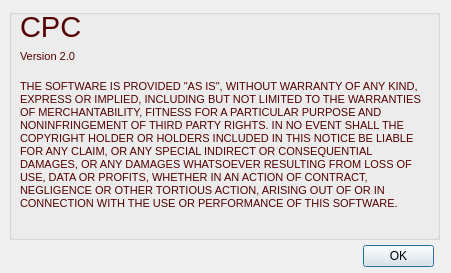
CoEIA/CPC, file CPC/aboutdialog.ui: the form before one commit.
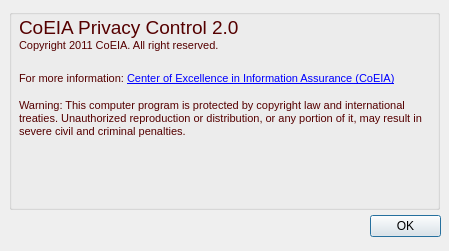
The form after the commit.

Commit message: About Tray one modified and changed.

```diff
--- a/CPC/aboutdialog.ui
+++ b/CPC/aboutdialog.ui
@@ -9,8 +9,8 @@
    <rect>
     <x>0</x>
     <y>0</y>
-    <width>451</width>
-    <height>273</height>
+    <width>449</width>
+    <height>251</height>
    </rect>
   </property>
   <property name="windowTitle">
@@ -25,8 +25,8 @@
   <widget class="QDialogButtonBox" name="buttonBox">
    <property name="geometry">
     <rect>
-     <x>363</x>
-     <y>240</y>
+     <x>370</x>
+     <y>210</y>
      <width>71</width>
      <height>32</height>
     </rect>
@@ -44,61 +44,19 @@
      <x>9</x>
      <y>9</y>
      <width>431</width>
-     <height>231</height>
+     <height>201</height>
     </rect>
    </property>
    <property name="title">
     <string/>
    </property>
-   <widget class="QWidget" name="formLayoutWidget">
-    <property name="geometry">
-     <rect>
-      <x>11</x>
-      <y>1</y>
-      <width>181</width>
-      <height>61</height>
-     </rect>
-    </property>
-    <layout class="QFormLayout" name="formLayout">
-     <property name="fieldGrowthPolicy">
-      <enum>QFormLayout::AllNonFixedFieldsGrow</enum>
-     </property>
-     <item row="0" column="0" colspan="2">
-      <widget class="QLabel" name="cPCLabel">
-       <property name="font">
-        <font>
-         <pointsize>22</pointsize>
-        </font>
-       </property>
-       <property name="text">
-        <string>&lt;!DOCTYPE HTML PUBLIC &quot;-//W3C//DTD HTML 4.0//EN&quot; &quot;http://www.w3.org/TR/REC-html40/strict.dtd&quot;&gt;
-&lt;html&gt;&lt;head&gt;&lt;meta name=&quot;qrichtext&quot; content=&quot;1&quot; /&gt;&lt;style type=&quot;text/css&quot;&gt;
-p, li { white-space: pre-wrap; }
-&lt;/style&gt;&lt;/head&gt;&lt;body style=&quot; font-family:'MS Shell Dlg 2'; font-size:8.25pt; font-weight:400; font-style:normal;&quot;&gt;
-&lt;p style=&quot; margin-top:0px; margin-bottom:0px; margin-left:0px; margin-right:0px; -qt-block-indent:0; text-indent:0px;&quot;&gt;&lt;span style=&quot; font-size:22pt; color:#550000;&quot;&gt;CPC&lt;/span&gt;&lt;/p&gt;&lt;/body&gt;&lt;/html&gt;</string>
-       </property>
-      </widget>
-     </item>
-     <item row="1" column="0">
-      <widget class="QLabel" name="version20Label">
-       <property name="text">
-        <string>&lt;!DOCTYPE HTML PUBLIC &quot;-//W3C//DTD HTML 4.0//EN&quot; &quot;http://www.w3.org/TR/REC-html40/strict.dtd&quot;&gt;
-&lt;html&gt;&lt;head&gt;&lt;meta name=&quot;qrichtext&quot; content=&quot;1&quot; /&gt;&lt;style type=&quot;text/css&quot;&gt;
-p, li { white-space: pre-wrap; }
-&lt;/style&gt;&lt;/head&gt;&lt;body style=&quot; font-family:'MS Shell Dlg 2'; font-size:8.25pt; font-weight:400; font-style:normal;&quot;&gt;
-&lt;p style=&quot; margin-top:0px; margin-bottom:0px; margin-left:0px; margin-right:0px; -qt-block-indent:0; text-indent:0px;&quot;&gt;&lt;span style=&quot; font-size:8pt; color:#550000;&quot;&gt;Version 2.0&lt;/span&gt;&lt;/p&gt;&lt;/body&gt;&lt;/html&gt;</string>
-       </property>
-      </widget>
-     </item>
-    </layout>
-   </widget>
    <widget class="QWidget" name="formLayoutWidget_3">
     <property name="geometry">
      <rect>
-      <x>11</x>
-      <y>71</y>
+      <x>10</x>
+      <y>90</y>
       <width>411</width>
-      <height>151</height>
+      <height>101</height>
      </rect>
     </property>
     <layout class="QFormLayout" name="formLayout_4">
@@ -112,7 +70,7 @@
 &lt;html&gt;&lt;head&gt;&lt;meta name=&quot;qrichtext&quot; content=&quot;1&quot; /&gt;&lt;style type=&quot;text/css&quot;&gt;
 p, li { white-space: pre-wrap; }
 &lt;/style&gt;&lt;/head&gt;&lt;body style=&quot; font-family:'MS Shell Dlg 2'; font-size:8.25pt; font-weight:400; font-style:normal;&quot;&gt;
-&lt;p style=&quot; margin-top:0px; margin-bottom:0px; margin-left:0px; margin-right:0px; -qt-block-indent:0; text-indent:0px;&quot;&gt;&lt;span style=&quot; font-size:8pt; color:#550000;&quot;&gt;THE SOFTWARE IS PROVIDED &amp;quot;AS IS&amp;quot;, WITHOUT WARRANTY OF ANY KIND, EXPRESS OR IMPLIED, INCLUDING BUT NOT LIMITED TO THE WARRANTIES OF MERCHANTABILITY, FITNESS FOR A PARTICULAR PURPOSE AND NONINFRINGEMENT OF THIRD PARTY RIGHTS. IN NO EVENT SHALL THE COPYRIGHT HOLDER OR HOLDERS INCLUDED IN THIS NOTICE BE LIABLE FOR ANY CLAIM, OR ANY SPECIAL INDIRECT OR CONSEQUENTIAL DAMAGES, OR ANY DAMAGES WHATSOEVER RESULTING FROM LOSS OF USE, DATA OR PROFITS, WHETHER IN AN ACTION OF CONTRACT, NEGLIGENCE OR OTHER TORTIOUS ACTION, ARISING OUT OF OR IN CONNECTION WITH THE USE OR PERFORMANCE OF THIS SOFTWARE.&lt;/span&gt;&lt;/p&gt;&lt;/body&gt;&lt;/html&gt;</string>
+&lt;p style=&quot; margin-top:0px; margin-bottom:0px; margin-left:0px; margin-right:0px; -qt-block-indent:0; text-indent:0px;&quot;&gt;&lt;span style=&quot; font-size:8pt; color:#550000;&quot;&gt;Warning: This computer program is protected by copyright law and international treaties. Unauthorized reproduction or distribution, or any portion of it, may result in severe civil and criminal penalties.&lt;/span&gt;&lt;/p&gt;&lt;/body&gt;&lt;/html&gt;</string>
        </property>
        <property name="wordWrap">
         <bool>true</bool>
@@ -121,6 +79,60 @@
      </item>
     </layout>
    </widget>
+   <widget class="QLabel" name="label">
+    <property name="geometry">
+     <rect>
+      <x>10</x>
+      <y>0</y>
+      <width>251</width>
+      <height>51</height>
+     </rect>
+    </property>
+    <property name="sizePolicy">
+     <sizepolicy hsizetype="Preferred" vsizetype="Fixed">
+      <horstretch>0</horstretch>
+      <verstretch>0</verstretch>
+     </sizepolicy>
+    </property>
+    <property name="text">
+     <string>&lt;!DOCTYPE HTML PUBLIC &quot;-//W3C//DTD HTML 4.0//EN&quot; &quot;http://www.w3.org/TR/REC-html40/strict.dtd&quot;&gt;
+&lt;html&gt;&lt;head&gt;&lt;meta name=&quot;qrichtext&quot; content=&quot;1&quot; /&gt;&lt;style type=&quot;text/css&quot;&gt;
+p, li { white-space: pre-wrap; }
+&lt;/style&gt;&lt;/head&gt;&lt;body style=&quot; font-family:'MS Shell Dlg 2'; font-size:8.25pt; font-weight:400; font-style:normal;&quot;&gt;
+&lt;p style=&quot; margin-top:0px; margin-bottom:0px; margin-left:0px; margin-right:0px; -qt-block-indent:0; text-indent:0px;&quot;&gt;&lt;span style=&quot; font-size:14pt; color:#550000;&quot;&gt;CoEIA Privacy Control 2.0&lt;/span&gt;&lt;/p&gt;
+&lt;p style=&quot; margin-top:0px; margin-bottom:0px; margin-left:0px; margin-right:0px; -qt-block-indent:0; text-indent:0px;&quot;&gt;&lt;span style=&quot; font-size:8pt; color:#550000;&quot;&gt;Copyright 2011 CoEIA. All right reserved.&lt;/span&gt;&lt;/p&gt;&lt;/body&gt;&lt;/html&gt;</string>
+    </property>
+   </widget>
+   <widget class="QLabel" name="label_3">
+    <property name="geometry">
+     <rect>
+      <x>10</x>
+      <y>60</y>
+      <width>411</width>
+      <height>20</height>
+     </rect>
+    </property>
+    <property name="sizePolicy">
+     <sizepolicy hsizetype="Preferred" vsizetype="Fixed">
+      <horstretch>0</horstretch>
+      <verstretch>0</verstretch>
+     </sizepolicy>
+    </property>
+    <property name="text">
+     <string>&lt;!DOCTYPE HTML PUBLIC &quot;-//W3C//DTD HTML 4.0//EN&quot; &quot;http://www.w3.org/TR/REC-html40/strict.dtd&quot;&gt;
+&lt;html&gt;&lt;head&gt;&lt;meta name=&quot;qrichtext&quot; content=&quot;1&quot; /&gt;&lt;style type=&quot;text/css&quot;&gt;
+p, li { white-space: pre-wrap; }
+&lt;/style&gt;&lt;/head&gt;&lt;body style=&quot; font-family:'MS Shell Dlg 2'; font-size:8.25pt; font-weight:400; font-style:normal;&quot;&gt;
+&lt;p style=&quot; margin-top:0px; margin-bottom:0px; margin-left:0px; margin-right:0px; -qt-block-indent:0; text-indent:0px;&quot;&gt;&lt;span style=&quot; font-size:8pt; color:#550000;&quot;&gt;For more information: &lt;/span&gt;&lt;a href=&quot;www.coeia.edu.sa&quot;&gt;&lt;span style=&quot; font-size:8pt; text-decoration: underline; color:#0000ff;&quot;&gt;Center of Excellence in Information Assurance (CoEIA)&lt;/span&gt;&lt;/a&gt;&lt;/p&gt;&lt;/body&gt;&lt;/html&gt;</string>
+    </property>
+    <property name="openExternalLinks">
+     <bool>true</bool>
+    </property>
+   </widget>
+   <zorder>formLayoutWidget_3</zorder>
+   <zorder>label</zorder>
+   <zorder>label_3</zorder>
+   <zorder>label_2</zorder>
   </widget>
  </widget>
  <resources/>
```
Left out of the diff: 3 changed lines with no effect on the pictures. The commit also changes 1 other file.
